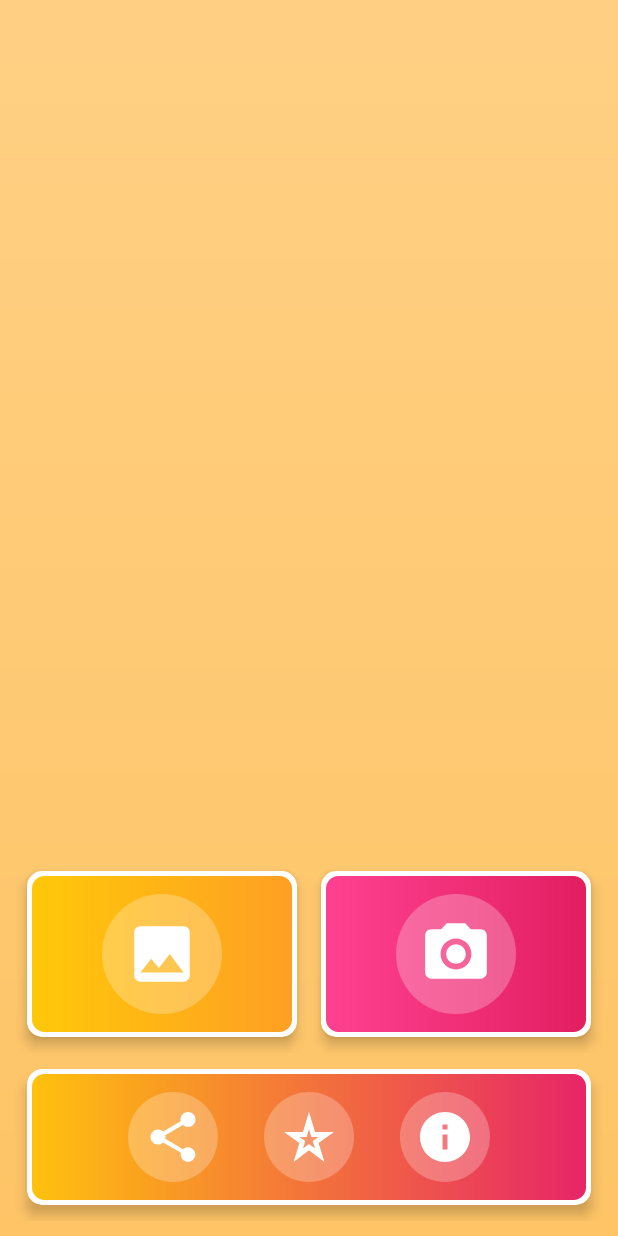
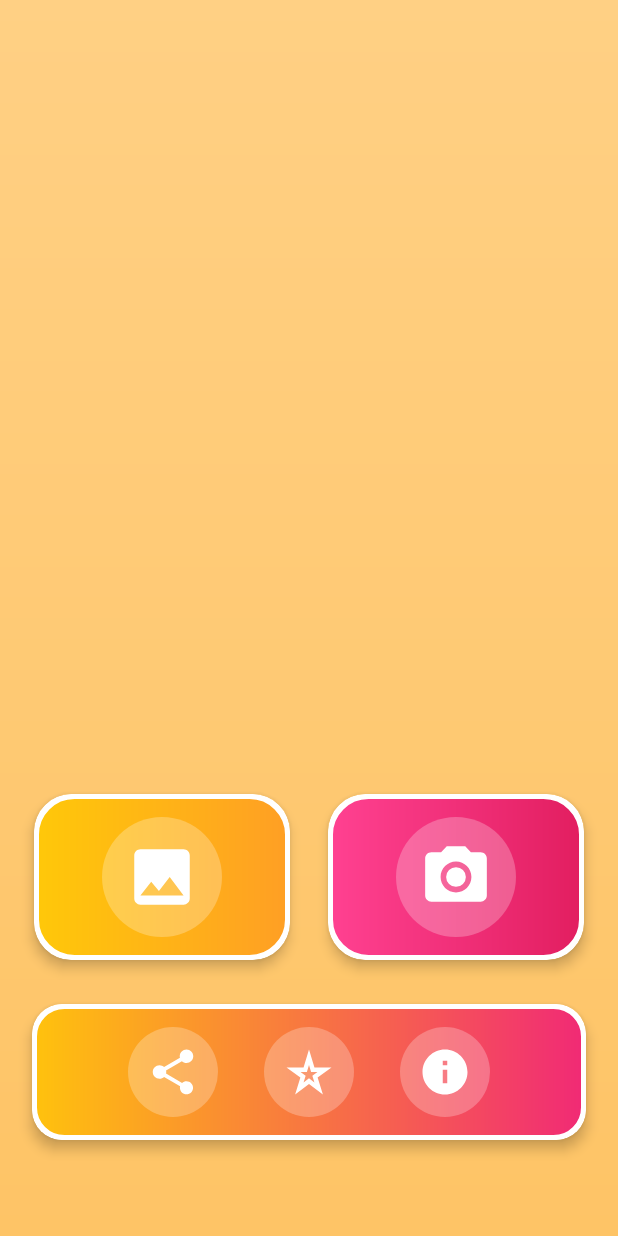
Before and after one commit to Nilsn1/Photo-Editor, an Android app: the screen it shows after launch (MainActivity), on a phone screen of 412 x 824 dp. Run offline under Robolectric (Android 15) with nearby library versions, the phone set to English and light mode, and no system bars; libraries missing offline, so code that uses them is left out: com.github.dhaval2404.imagepicker.

Commit message:
First Update

```diff
--- a/app/src/main/java/com/nilscreation/photoeditor/MainActivity.java
+++ b/app/src/main/java/com/nilscreation/photoeditor/MainActivity.java
@@ -40,7 +40,6 @@ public class MainActivity extends AppCompatActivity {
                         .crop()	    			//Crop image(Optional), Check Customization for more option
                         .galleryOnly()
                         .compress(1024)			//Final image size will be less than 1 MB(Optional)
-                        .maxResultSize(1080, 1080)	//Final image resolution will be less than 1080 x 1080(Optional)
                         .start(100);
 
             }
@@ -53,7 +52,6 @@ public class MainActivity extends AppCompatActivity {
                         .crop()
                         .cameraOnly()
                         .compress(1024)
-                        .maxResultSize(1080, 1080)
                         .start(100);
             }
         });
--- /dev/null
+++ b/app/src/main/res/drawable/arrow_back.xml
@@ -0,0 +1,5 @@
+<vector android:autoMirrored="true" android:height="24dp"
+    android:tint="#000000" android:viewportHeight="24"
+    android:viewportWidth="24" android:width="24dp" xmlns:android="http://schemas.android.com/apk/res/android">
+    <path android:fillColor="@android:color/white" android:pathData="M20,11H7.83l5.59,-5.59L12,4l-8,8 8,8 1.41,-1.41L7.83,13H20v-2z"/>
+</vector>
--- /dev/null
+++ b/app/src/main/res/drawable/arrow_forward.xml
@@ -0,0 +1,5 @@
+<vector android:autoMirrored="true" android:height="24dp"
+    android:tint="#000000" android:viewportHeight="24"
+    android:viewportWidth="24" android:width="24dp" xmlns:android="http://schemas.android.com/apk/res/android">
+    <path android:fillColor="@android:color/white" android:pathData="M12,4l-1.41,1.41L16.17,11H4v2h12.17l-5.58,5.59L12,20l8,-8z"/>
+</vector>
--- a/app/src/main/res/drawable/gradient2.xml
+++ b/app/src/main/res/drawable/gradient2.xml
@@ -1,8 +1,8 @@
 <?xml version="1.0" encoding="utf-8"?>
 <shape xmlns:android="http://schemas.android.com/apk/res/android">
-    <corners android:radius="10dp" />
+    <corners android:radius="20dp" />
     <gradient
-        android:endColor="#E72468"
+        android:endColor="#F12A75"
         android:startColor="#FFC20D" />
     <stroke
         android:width="3dp"
--- a/app/src/main/res/drawable/gradient_pink.xml
+++ b/app/src/main/res/drawable/gradient_pink.xml
@@ -1,7 +1,7 @@
 <?xml version="1.0" encoding="utf-8"?>
 <shape xmlns:android="http://schemas.android.com/apk/res/android">
 
-    <corners android:radius="10dp" />
+    <corners android:radius="25dp" />
     <gradient
         android:endColor="#E21E60"
         android:startColor="#FF4191" />
--- a/app/src/main/res/drawable/gradient_yellow.xml
+++ b/app/src/main/res/drawable/gradient_yellow.xml
@@ -1,7 +1,7 @@
 <?xml version="1.0" encoding="utf-8"?>
 <shape xmlns:android="http://schemas.android.com/apk/res/android">
 
-    <corners android:radius="10dp" />
+    <corners android:radius="25dp" />
     <gradient
         android:endColor="#FF9F24"
         android:startColor="#FFC809" />
--- a/app/src/main/res/layout/activity_main.xml
+++ b/app/src/main/res/layout/activity_main.xml
@@ -8,24 +8,14 @@
     android:orientation="vertical"
     tools:context=".MainActivity">
 
-    <!--    <Button-->
-    <!--        android:id="@+id/editPhoto"-->
-    <!--        android:layout_width="wrap_content"-->
-    <!--        android:layout_height="wrap_content"-->
-    <!--        android:text="Edit Photo"-->
-    <!--        android:textSize="20sp"-->
-    <!--        app:layout_constraintBottom_toBottomOf="parent"-->
-    <!--        app:layout_constraintEnd_toEndOf="parent"-->
-    <!--        app:layout_constraintStart_toStartOf="parent"-->
-    <!--        app:layout_constraintTop_toTopOf="parent" />-->
-
     <LinearLayout
         android:layout_width="match_parent"
         android:layout_height="wrap_content"
-        android:layout_margin="10dp"
+        android:layout_marginBottom="50dp"
+        android:layout_marginStart="10dp"
+        android:layout_marginEnd="10dp"
         android:orientation="vertical"
-        app:layout_constraintBottom_toBottomOf="parent"
-        tools:layout_editor_absoluteX="10dp">
+        app:layout_constraintBottom_toBottomOf="parent">
 
         <LinearLayout
             android:layout_width="match_parent"
@@ -39,7 +29,7 @@
                 android:layout_weight="1"
                 android:clickable="true"
                 android:foreground="?attr/selectableItemBackground"
-                app:cardCornerRadius="10dp"
+                app:cardCornerRadius="25dp"
                 app:cardElevation="5dp"
                 app:cardUseCompatPadding="true">
 
@@ -61,12 +51,13 @@
             </androidx.cardview.widget.CardView>
 
             <androidx.cardview.widget.CardView
+                android:id="@+id/btnCamera"
                 android:layout_width="match_parent"
                 android:layout_height="wrap_content"
                 android:layout_weight="1"
                 android:clickable="true"
                 android:foreground="?attr/selectableItemBackground"
-                app:cardCornerRadius="10dp"
+                app:cardCornerRadius="25dp"
                 app:cardElevation="5dp"
                 app:cardUseCompatPadding="true">
 
@@ -90,11 +81,10 @@
         </LinearLayout>
 
         <androidx.cardview.widget.CardView
-            android:id="@+id/btnCamera"
             android:layout_width="match_parent"
             android:layout_height="wrap_content"
             android:layout_weight="1"
-            app:cardCornerRadius="10dp"
+            app:cardCornerRadius="20dp"
             app:cardElevation="5dp"
             app:cardUseCompatPadding="true">
 
@@ -111,7 +101,7 @@
                     android:layout_height="60dp"
                     android:layout_margin="15dp"
                     android:background="@drawable/white_background"
-                    android:padding="10dp"
+                    android:padding="12dp"
                     android:src="@drawable/share" />
 
                 <ImageView
@@ -119,7 +109,7 @@
                     android:layout_height="60dp"
                     android:layout_margin="15dp"
                     android:background="@drawable/white_background"
-                    android:padding="10dp"
+                    android:padding="12dp"
                     android:src="@drawable/rating" />
 
                 <ImageView
@@ -127,7 +117,7 @@
                     android:layout_height="60dp"
                     android:layout_margin="15dp"
                     android:background="@drawable/white_background"
-                    android:padding="10dp"
+                    android:padding="12dp"
                     android:src="@drawable/info" />
 
             </LinearLayout>
--- a/app/src/main/res/layout/listitem.xml
+++ b/app/src/main/res/layout/listitem.xml
@@ -2,8 +2,8 @@
 <androidx.cardview.widget.CardView xmlns:android="http://schemas.android.com/apk/res/android"
     xmlns:app="http://schemas.android.com/apk/res-auto"
     xmlns:tools="http://schemas.android.com/tools"
-    android:layout_width="80dp"
-    android:layout_height="80dp"
+    android:layout_width="70dp"
+    android:layout_height="70dp"
     android:elevation="8dp"
     app:cardCornerRadius="8dp"
     app:cardUseCompatPadding="true">
--- a/app/src/main/res/values/colors.xml
+++ b/app/src/main/res/values/colors.xml
@@ -1,7 +1,7 @@
 <?xml version="1.0" encoding="utf-8"?>
 <resources>
     <color name="primary">#0096FF</color>
-    <color name="main_background">#F0F4F5</color>
+    <color name="main_background">#E8EBFD</color>
     <color name="main_background2">#F4F8F9</color>
     <color name="secondary">#C8F7FD</color>
     <color name="purple">#9495FF</color>
```
Also changed, not shown: app/src/main/java/com/nilscreation/photoeditor/EditActivity.java (+31 -10 lines), app/src/main/res/layout/activity_edit.xml (+67 -25 lines), app/src/main/res/drawable/back.png (added), app/src/main/res/drawable/check.png (added), app/src/main/res/drawable/export.png (added), app/src/main/res/drawable/redo.png (added), app/src/main/res/drawable/ss.jpg (added), app/src/main/res/drawable/undo.png (added).
